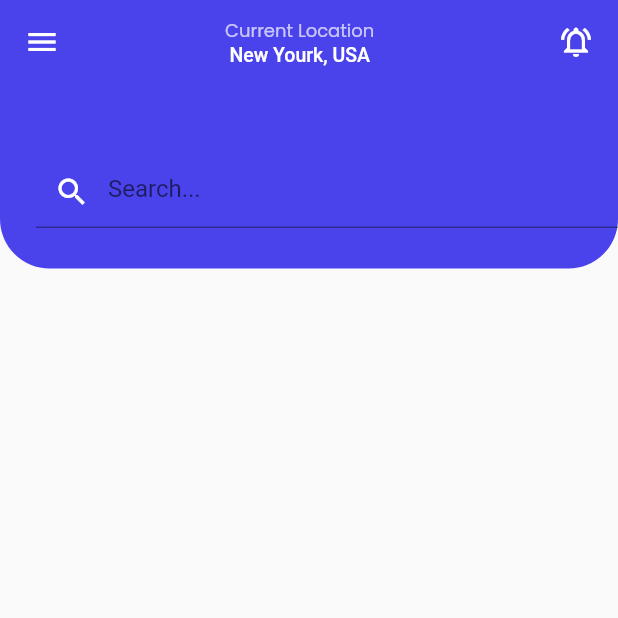
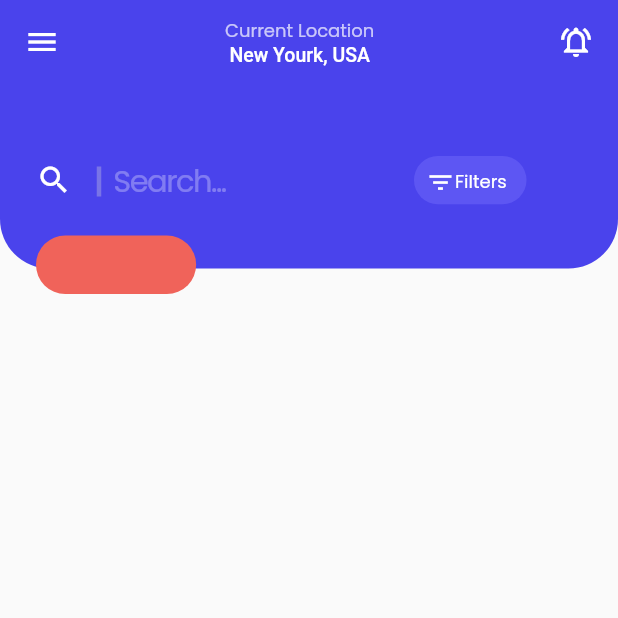
Before and after one commit to Shaheryar31/EventHub, a Flutter app: the Home_Page screen opened directly, on a phone screen of 412 x 824 dp, the top half of it. Run offline on Flutter 3.47's test engine with Material 2 defaults, Android fonts, the phone set to English and light mode, and no system bars; our stand-ins replace pin_code_fields; missing offline and left inert: switcher; Roboto replaces fonts that are missing (Poppins Medium).

Commit message:
Developed Home Page Header

```diff
--- a/lib/Home_Page.dart
+++ b/lib/Home_Page.dart
@@ -10,7 +10,10 @@ class Home_Page extends StatefulWidget {
 class _Home_PageState extends State<Home_Page> {
   @override
   Widget build(BuildContext context) => Scaffold(
-        body: Container(
+    body: Stack(
+      children: [Column(
+        children: [
+          Container(
             height: 179,
             decoration: const BoxDecoration(
               borderRadius: BorderRadius.only(
@@ -59,41 +62,105 @@ class _Home_PageState extends State<Home_Page> {
                     ),
                   ),
                 ),
-              // const Padding(
-              //   padding: EdgeInsets.only(top: 104, left: 24),
-              //   child: Icon(
-              //   Icons.search_outlined,
-              //   size: 24,
-              //   color: Colors.white,
-              // ),
-              // ),
-              Padding(
-                padding: const EdgeInsets.only(left: 24, top: 104),
-                child: TextFormField(
-                  // style: TextStyle(
-                  //   fontSize: 20.33,
-                  //   fontFamily: 'Poppins Regular',
-                  //   color: Colors.white.withOpacity(0.3),
-                  // ),
-                  decoration: InputDecoration(
-                    suffixStyle: TextStyle(
-                      fontSize: 20.33,
-                        fontFamily: 'Poppins Regular',
-                        color: Colors.white.withOpacity(0.3),
-                    ),
-                    hintText: 'Search...',
-                    fillColor: Colors.transparent,
-                    filled: false,
-                    prefixIcon: const Icon(
+                Row(
+                  children: [
+                    const Padding(
+                      padding: EdgeInsets.only(top: 104, left: 24),
+                      child: Icon(
                         Icons.search_outlined,
                         size: 24,
                         color: Colors.white,
                       ),
                     ),
+                    Padding(
+                      padding: const EdgeInsets.only(top: 106, left: 10),
+                      child: Container(
+                        height: 20,
+                        child: const VerticalDivider(
+                          color: Color(0xFF7974E7),
+                          //width space of divider
+                          thickness: 3,
+                        ),
+                      ),
+                    ),
+                    Padding(
+                      padding: const EdgeInsets.only(top: 106, left: 2),
+                      child: Row(
+                        children: [
+                          Text(
+                            'Search...',
+                            style: TextStyle(
+                              fontSize: 20.33,
+                              letterSpacing: -1,
+                              fontFamily: 'Poppins Regular',
+                              color: Colors.white.withOpacity(0.3),
+                            ),
+                          )
+                        ],
                       ),
                     ),
                   ],
                 ),
+                Padding(
+                  padding: const EdgeInsets.only(left: 276, top: 104),
+                  child: Container(
+                    height: 32.14,
+                    width: 75,
+                    decoration: BoxDecoration(
+                      color: const Color(0xFF5D56F3),
+                      borderRadius: BorderRadius.circular(50),
+                    ),
+                    child: Padding(
+                      padding: const EdgeInsets.all(8.0),
+                      child: Row(
+                        children: [
+                          const Icon(
+                            Icons.filter_list_outlined,
+                            color: Colors.white,
+                            size: 19.3,
+                          ),
+                          Row(
+                            children: const [
+                              Text(
+                                'Filters',
+                                style: TextStyle(
+                                  fontSize: 12.03,
+                                  color: Colors.white,
+                                  fontFamily: 'Poppins Regular',
+                                ),
+                              ),
+                            ],
+                          ),
+                        ],
+                      ),
+                    ),
+                  ),
+                ),
+
+              ],
+            ),
+          ),
+
+        ],
+      ),
+        Stack(
+          children: [
+            Positioned(
+              top: 157,
+              left: 24,
+              //bottom: -10,
+              child: Container(
+                height: 39.06,
+                width: 106.77,
+                decoration: BoxDecoration(
+                  color: Color(0xFFF0635A),
+                  borderRadius: BorderRadius.circular(20.96),
+                ),
+              ),
+            ),
+          ],
+        ),
+      ],
     ),
     drawer: const NavigationDrawer(),
   );
```
Lines whose indentation alone changed are shown as unchanged.
